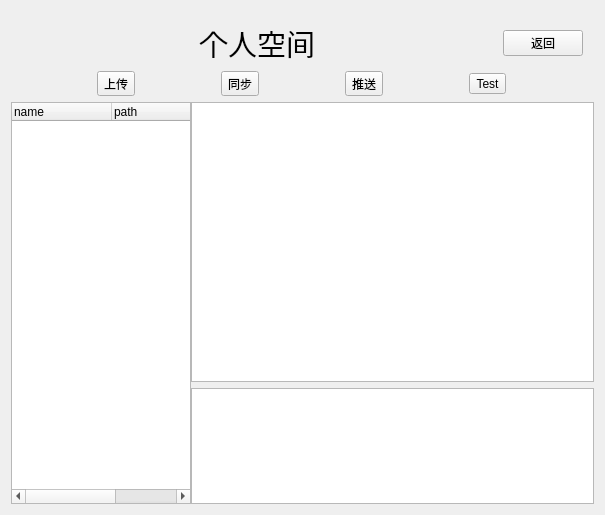
Above: qtClient/mainpage.ui from huwei12345/smallchat before the change. Below: the same form after it.
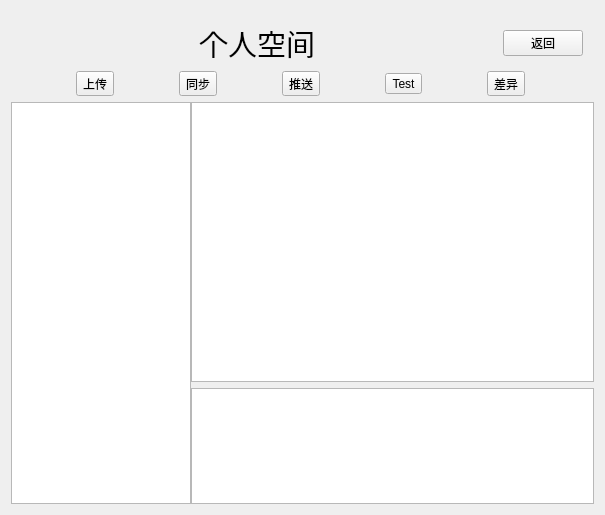
That is the form after the change.

What changed in the file:
```diff
--- a/qtClient/mainpage.ui
+++ b/qtClient/mainpage.ui
@@ -134,6 +134,13 @@
         </property>
        </widget>
       </item>
+      <item>
+       <widget class="QToolButton" name="diffBtn">
+        <property name="text">
+         <string>差异</string>
+        </property>
+       </widget>
+      </item>
      </layout>
     </widget>
    </item>
@@ -184,21 +191,17 @@
           <height>16777215</height>
          </size>
         </property>
+        <property name="rootIsDecorated">
+         <bool>true</bool>
+        </property>
+        <attribute name="headerVisible">
+         <bool>false</bool>
+        </attribute>
         <column>
          <property name="text">
           <string>name</string>
          </property>
         </column>
-        <column>
-         <property name="text">
-          <string>path</string>
-         </property>
-        </column>
-        <column>
-         <property name="text">
-          <string>size</string>
-         </property>
-        </column>
        </widget>
       </item>
       <item>
```
Left out of the diff: 10 changed lines with no effect on the pictures.
